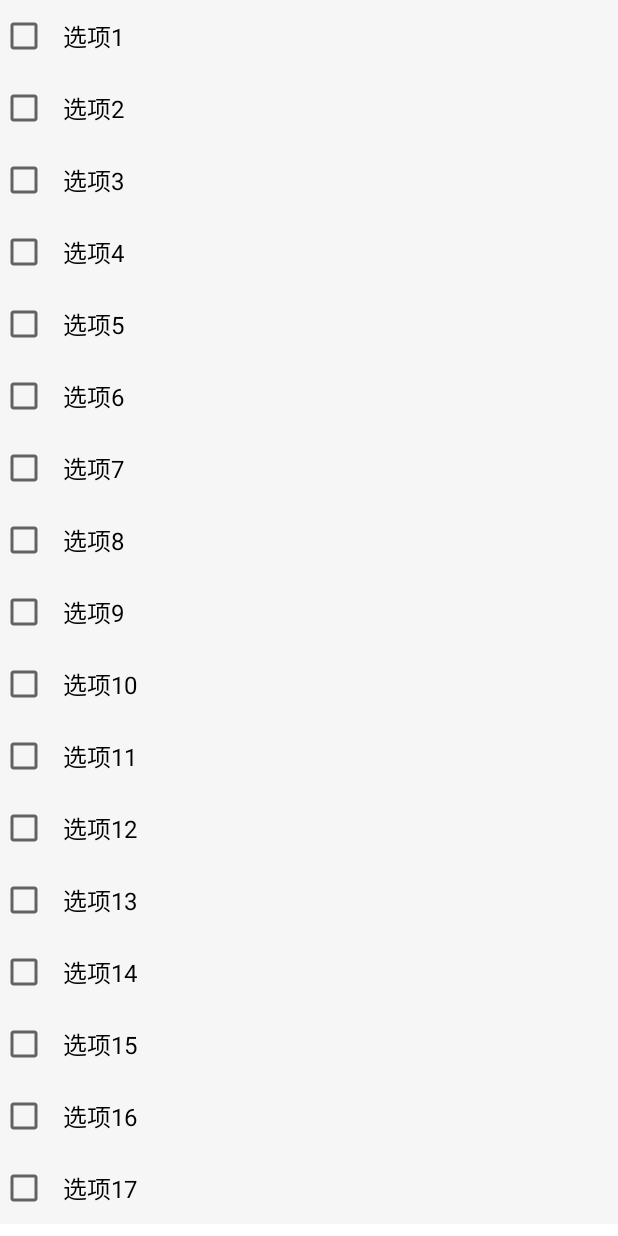
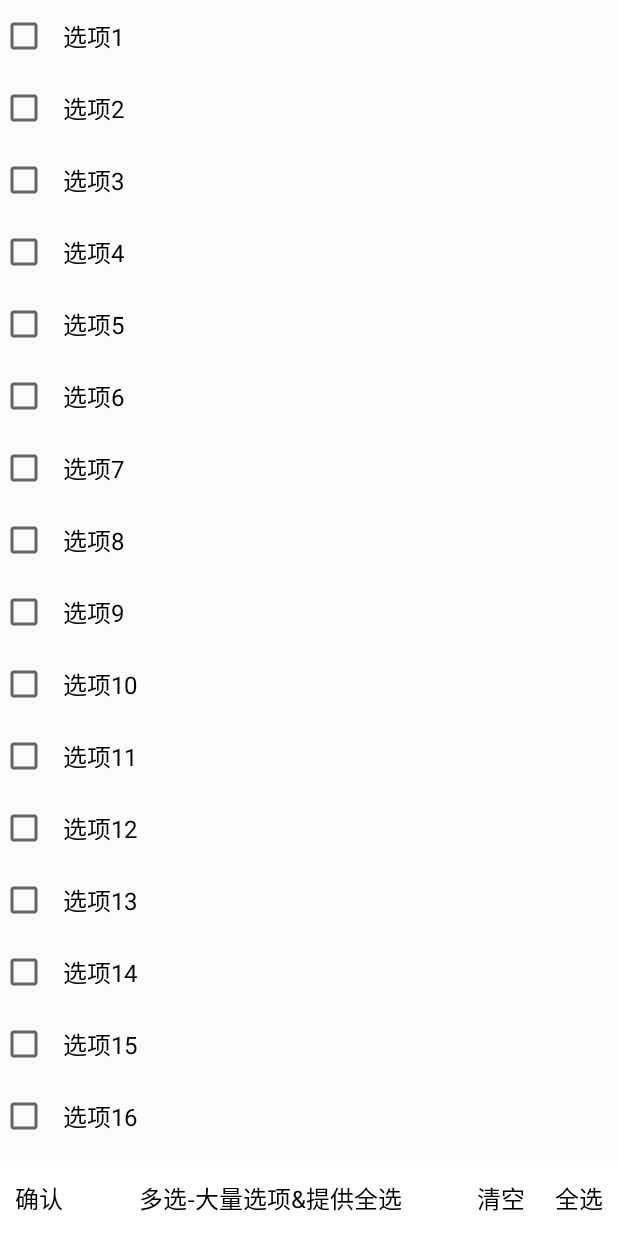
Before and after one commit to hslooooooool/widgets-select, an Android app: the screen it shows after launch (MainActivity), after a tap on "多选-大量选项&提供全选", on a phone screen of 412 x 824 dp. Run offline under Robolectric (Android 15) with nearby library versions, the phone set to English and light mode, and no system bars.

Commit message:
版本升级

```diff
--- a/select-lib/src/main/java/vip/qsos/lib/select/SelectHelper.kt
+++ b/select-lib/src/main/java/vip/qsos/lib/select/SelectHelper.kt
@@ -28,8 +28,7 @@ object SelectHelper {
             override fun bindView(dialog: AbsBottomDialog) {
                 val operationRv = dialog.findViewById<RecyclerView>(R.id.operation_rv)
                 operationRv.layoutManager = LinearLayoutManager(activity)
-                val operationAdapter =
-                    SelectOfSingleAdapter(activity, operations)
+                val operationAdapter = SelectOfSingleAdapter(activity, operations)
                 operationRv.adapter = operationAdapter
 
                 operationAdapter.setOnItemClickListener(object : OnSelectListener<Operation> {
--- a/select-lib/src/main/res/layout/dialog_multiple.xml
+++ b/select-lib/src/main/res/layout/dialog_multiple.xml
@@ -1,22 +1,23 @@
 <?xml version="1.0" encoding="utf-8"?>
-<LinearLayout xmlns:android="http://schemas.android.com/apk/res/android"
+<RelativeLayout xmlns:android="http://schemas.android.com/apk/res/android"
     xmlns:tools="http://schemas.android.com/tools"
     android:layout_width="match_parent"
-    android:layout_height="match_parent"
-    android:background="#22000000"
-    android:orientation="vertical">
+    android:layout_height="wrap_content"
+    android:background="#22000000">
 
     <androidx.recyclerview.widget.RecyclerView
         android:id="@+id/rv_select"
         android:layout_width="match_parent"
         android:layout_height="wrap_content"
-        android:background="#F6F6F6"
+        android:background="#FBFBFB"
         android:minHeight="200dp"
+        android:paddingBottom="50dp"
         tools:listitem="@layout/item_chose_multiple" />
 
     <LinearLayout
         android:layout_width="match_parent"
         android:layout_height="50dp"
+        android:layout_alignBottom="@id/rv_select"
         android:background="#FFFFFF"
         android:gravity="center_vertical"
         android:orientation="horizontal">
@@ -64,4 +65,4 @@
 
     </LinearLayout>
 
-</LinearLayout>
+</RelativeLayout>
```
